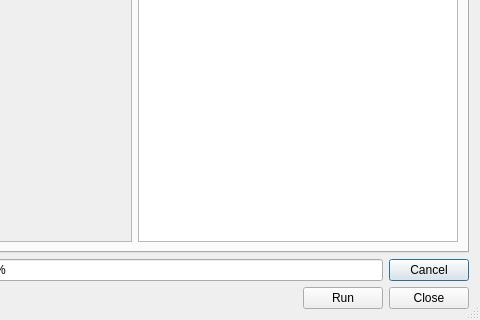
This is paleoshorelines_dialog_base.ui in jaminzoda/terra-antiqua as Qt 5 draws it before an edit; both pictures show x 400 to 880 and y 180 to 500 of the 880 by 500 pixel window. The edited form follows.
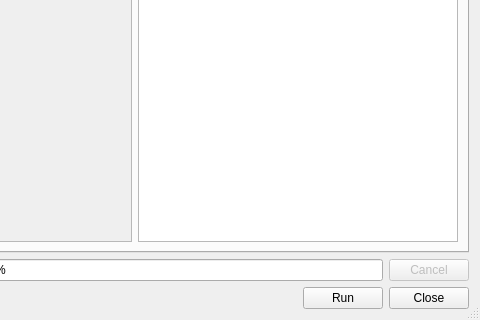
This is the edited form. Custom widgets are drawn as their Qt base class.

Commit message: Adding the progress bar, log and cancel button to the standard processing tools dialog.

```diff
--- a/paleoshorelines_dialog_base.ui
+++ b/paleoshorelines_dialog_base.ui
@@ -211,6 +211,9 @@
      </item>
      <item>
       <widget class="QPushButton" name="cancelButton">
+          <property name="enabled">
+              <bool>false</bool>
+          </property>
        <property name="sizePolicy">
         <sizepolicy hsizetype="Fixed" vsizetype="Fixed">
          <horstretch>0</horstretch>
```
The commit also changes 2 other files.
